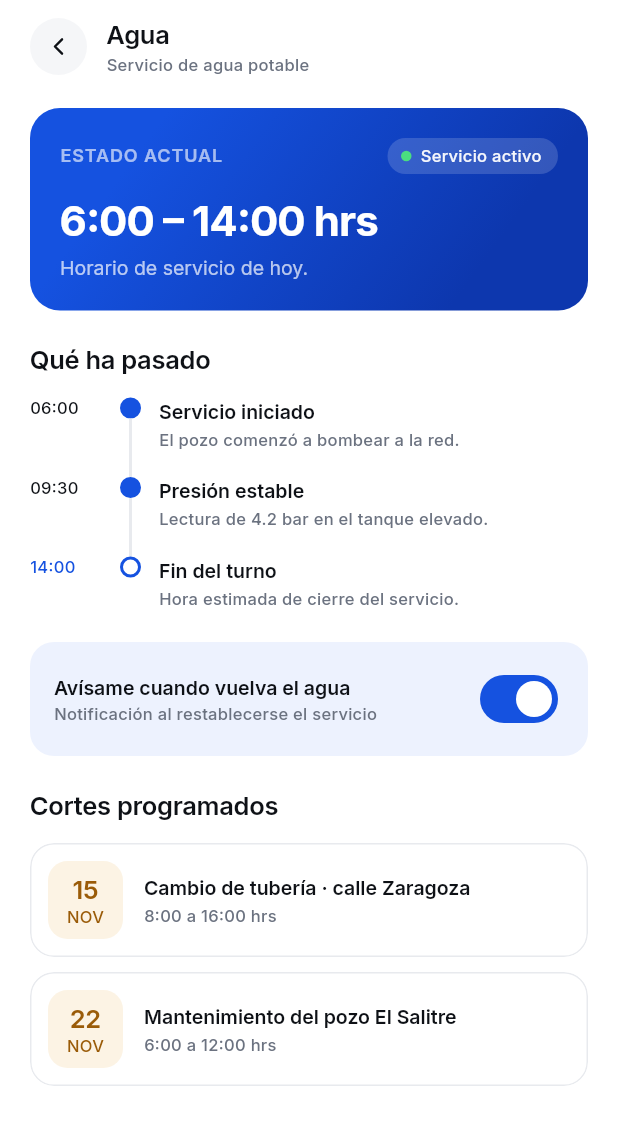
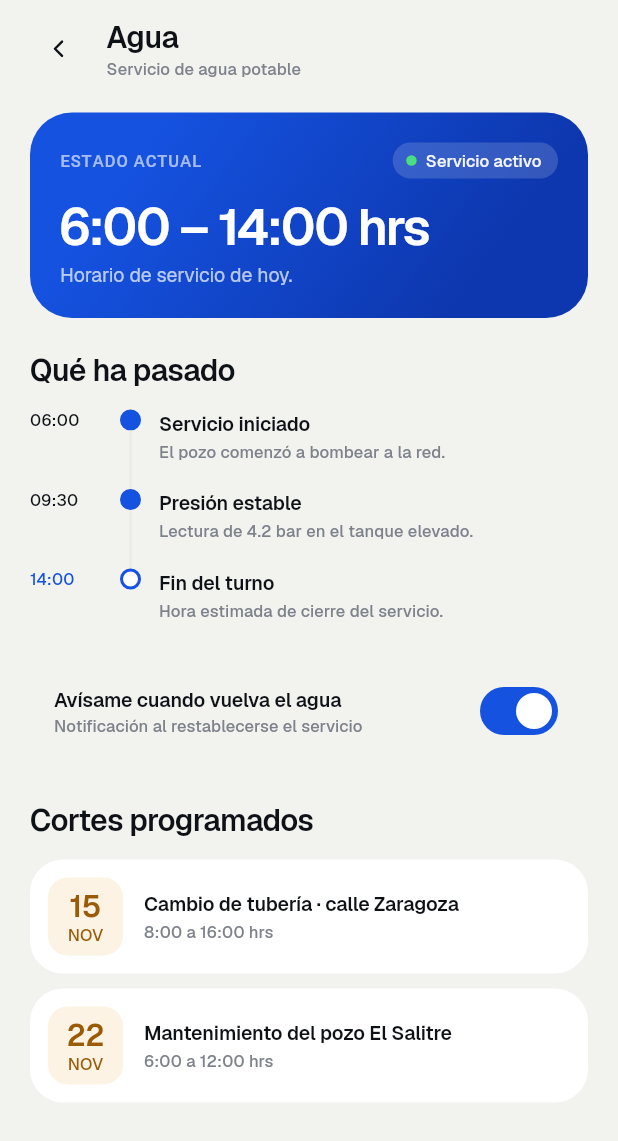
Before and after one commit to JustinM1770/miteocal-platform, a Flutter app: the ConchaPrincipal screen opened directly, after a tap on "AGUA POTABLE", on a phone screen of 412 x 824 dp. Shown: the top 1141 px of the screen. Run offline on Flutter 3.47's test engine with Material 3 defaults, Android fonts, the phone set to English and light mode, and no system bars; our stand-ins replace cloud_firestore, firebase_core, flutter_map, geolocator, google_fonts, image_picker and 6 more; missing offline and left inert: liquid_glass_widgets; accounts and stored records are empty; Roboto replaces fonts that are missing (Geist Mono).

Commit message:
feat(app): estilo bento minimal (fondo gris, Geist, íconos monocromo, tarjetas sin filete)

```diff
--- a/mobile_app/lib/nucleo/tema/colores.dart
+++ b/mobile_app/lib/nucleo/tema/colores.dart
@@ -14,21 +14,21 @@ class Colores {
   // Marca
   static const primary = Color(0xFF1552E0);
   static const primaryOscuro = Color(0xFF0B32A5);
-  static const soft = Color(0xFFEDF2FE);
+  static const soft = Color(0xFFF2F2EF);
 
   // Texto
   static const textoPrimario = Color(0xFF0E1116);
-  static const textoSecundario = Color(0xFF6B7280);
+  static const textoSecundario = Color(0xFF7D828B);
   static const textoInverso = Color(0xFFFFFFFF);
 
   // Fondos
   static const fondoTarjeta = Color(0xFFFFFFFF);
-  static const fondoPantalla = Color(0xFFFFFFFF);
-  static const fondoSutil = Color(0xFFF5F6F8);
+  static const fondoPantalla = Color(0xFFF2F2EF);
+  static const fondoSutil = Color(0xFFF2F2EF);
   static const fondoInverso = Color(0xFF0E1116);
 
   // Bordes
-  static const borde = Color(0xFFE8EAEE);
+  static const borde = Color(0xFFECECE8);
   static const bordePunteado = Color(0xFFC7CFD9);
   static const manija = Color(0xFFD1D6DE);
 
--- a/mobile_app/lib/nucleo/tema/medidas.dart
+++ b/mobile_app/lib/nucleo/tema/medidas.dart
@@ -7,11 +7,11 @@ class Medidas {
   static const paddingTarjeta = 16.0;
   static const separacionSeccion = 24.0;
 
-  static const radioBoton = 14.0;
-  static const radioLista = 12.0;
-  static const radioTarjeta = 16.0;
-  static const radioModulo = 18.0;
-  static const radioHero = 20.0;
+  static const radioBoton = 99.0;
+  static const radioLista = 16.0;
+  static const radioTarjeta = 22.0;
+  static const radioModulo = 22.0;
+  static const radioHero = 28.0;
 
   static const e4 = 4.0;
   static const e8 = 8.0;
--- a/mobile_app/lib/nucleo/tema/tema.dart
+++ b/mobile_app/lib/nucleo/tema/tema.dart
@@ -1,4 +1,5 @@
 import 'package:flutter/material.dart';
+import 'package:google_fonts/google_fonts.dart';
 import 'colores.dart';
 import 'tipografia.dart';
 
@@ -22,6 +23,7 @@ class TemaMiTeocal {
   }) {
     return ThemeData(
       useMaterial3: true,
+      fontFamily: GoogleFonts.geist().fontFamily,
       scaffoldBackgroundColor: Colores.fondoPantalla,
       colorScheme: ColorScheme.fromSeed(
         seedColor: primary,
@@ -45,8 +47,7 @@ class TemaMiTeocal {
         color: Colores.fondoTarjeta,
         elevation: 0,
         shape: RoundedRectangleBorder(
-          borderRadius: BorderRadius.circular(16),
-          side: const BorderSide(color: Colores.borde),
+          borderRadius: BorderRadius.circular(22),
         ),
       ),
     );
--- a/mobile_app/lib/nucleo/tema/tipografia.dart
+++ b/mobile_app/lib/nucleo/tema/tipografia.dart
@@ -2,22 +2,23 @@ import 'package:flutter/material.dart';
 import 'package:google_fonts/google_fonts.dart';
 import 'colores.dart';
 
-/// Escala tipografica del Figma. Familia Inter.
+/// Escala tipográfica (propuesta bento del Figma). Familia Geist; las
+/// etiquetas pequeñas en mayúsculas van en Geist Mono.
 ///
-/// TODO antes de publicar: empaquetar los .ttf de Inter en assets/ en vez de
+/// TODO antes de publicar: empaquetar los .ttf de Geist en assets/ en vez de
 /// que google_fonts los descargue en tiempo de ejecucion. En Teocaltiche hay
 /// gente con datos moviles lentos y la app no debe depender de una descarga
 /// para verse bien la primera vez.
 class Tipografia {
   const Tipografia._();
 
-  static TextStyle _inter(
+  static TextStyle _geist(
     double tam,
     double alto,
     FontWeight peso,
     double tracking, [
     Color color = Colores.textoPrimario,
-  ]) => GoogleFonts.inter(
+  ]) => GoogleFonts.geist(
     fontSize: tam,
     height: alto / tam,
     fontWeight: peso,
@@ -25,38 +26,43 @@ class Tipografia {
     color: color,
   );
 
-  /// Display — 28/34, 700, -0.6
-  static TextStyle get display => _inter(28, 34, FontWeight.w700, -0.6);
+  /// Display — 34/36, 600, -1.2
+  static TextStyle get display => _geist(34, 36, FontWeight.w600, -1.2);
 
-  /// Title — 22/28, 700, -0.4
-  static TextStyle get tituloPantalla => _inter(22, 28, FontWeight.w700, -0.4);
+  /// Title — 30/33, 600, -1.0
+  static TextStyle get tituloPantalla => _geist(30, 33, FontWeight.w600, -1.0);
 
-  /// Heading — 17/22, 600, -0.2
-  static TextStyle get titulo => _inter(17, 22, FontWeight.w600, -0.2);
+  /// Heading — 20/25, 600, -0.4
+  static TextStyle get titulo => _geist(20, 25, FontWeight.w600, -0.4);
 
-  /// Body Strong — 15/22, 500, -0.1
-  static TextStyle get cuerpo => _inter(15, 22, FontWeight.w500, -0.1);
+  /// Body Strong — 15/21, 500, -0.2
+  static TextStyle get cuerpo => _geist(15, 21, FontWeight.w500, -0.2);
 
-  /// Body — 15/22, 400, -0.1
-  static TextStyle get cuerpoNormal => _inter(15, 22, FontWeight.w400, -0.1);
+  /// Body — 15/21, 400, -0.2
+  static TextStyle get cuerpoNormal => _geist(15, 21, FontWeight.w400, -0.2);
 
   /// Caption — 13/18, 400
   static TextStyle get leyenda =>
-      _inter(13, 18, FontWeight.w400, 0, Colores.textoSecundario);
+      _geist(13, 18, FontWeight.w400, 0, Colores.textoSecundario);
 
   /// Caption Strong — 13/18, 600
-  static TextStyle get subtitulo => _inter(13, 18, FontWeight.w600, 0);
+  static TextStyle get subtitulo => _geist(13, 18, FontWeight.w600, -0.1);
 
-  /// Section Label — 12/16, 600, +0.6 (siempre en MAYUSCULAS)
-  static TextStyle get etiqueta =>
-      _inter(12, 16, FontWeight.w600, 0.6, Colores.textoSecundario);
+  /// Section Label — Geist Mono 11/14, 500, +0.6 (siempre en MAYÚSCULAS)
+  static TextStyle get etiqueta => GoogleFonts.geistMono(
+    fontSize: 11,
+    height: 14 / 11,
+    fontWeight: FontWeight.w500,
+    letterSpacing: 0.6,
+    color: Colores.textoSecundario,
+  );
 
-  /// Micro — 11/14, 500, +0.2
+  /// Micro — 11/14, 500, +0.1
   static TextStyle get micro =>
-      _inter(11, 14, FontWeight.w500, 0.2, Colores.textoSecundario);
+      _geist(11, 14, FontWeight.w500, 0.1, Colores.textoSecundario);
 
   /// Etiqueta de la barra de pestanas — 10.5, 500, +0.1
-  static TextStyle get pestana => GoogleFonts.inter(
+  static TextStyle get pestana => GoogleFonts.geist(
     fontSize: 10.5,
     fontWeight: FontWeight.w500,
     letterSpacing: 0.1,
--- a/mobile_app/lib/nucleo/widgets/campos.dart
+++ b/mobile_app/lib/nucleo/widgets/campos.dart
@@ -153,11 +153,11 @@ class CuadroIcono extends StatelessWidget {
   const CuadroIcono({
     super.key,
     required this.icono,
-    this.fondo = Colores.soft,
-    this.color,
+    this.fondo = Colores.fondoSutil,
+    this.color = Colores.textoPrimario,
     this.tam = 40,
-    this.tamIcono = 21,
-    this.radio = 13,
+    this.tamIcono = 20,
+    this.radio = 999,
   });
 
   final IconData icono;
--- a/mobile_app/lib/nucleo/widgets/comunes.dart
+++ b/mobile_app/lib/nucleo/widgets/comunes.dart
@@ -173,7 +173,6 @@ class FiltroChips extends StatelessWidget {
 
   @override
   Widget build(BuildContext context) {
-    final primary = Theme.of(context).colorScheme.primary;
     return SingleChildScrollView(
       scrollDirection: Axis.horizontal,
       padding: const EdgeInsets.symmetric(horizontal: Medidas.margenLateral),
@@ -193,7 +192,7 @@ class FiltroChips extends StatelessWidget {
                       vertical: 9,
                     ),
                     decoration: BoxDecoration(
-                      color: activa ? primary : Colores.fondoSutil,
+                      color: activa ? Colores.fondoInverso : Colores.fondoTarjeta,
                       borderRadius: BorderRadius.circular(999),
                     ),
                     child: Text(
@@ -243,13 +242,13 @@ class Pastilla extends StatelessWidget {
   }
 }
 
-/// Tarjeta blanca con filete gris.
+/// Tarjeta blanca sin filete sobre el fondo gris (estilo bento).
 class TarjetaBorde extends StatelessWidget {
   const TarjetaBorde({
     super.key,
     required this.child,
     this.relleno = const EdgeInsets.all(16),
-    this.radio = 16,
+    this.radio = 22,
     this.alTocar,
   });
 
@@ -265,7 +264,6 @@ class TarjetaBorde extends StatelessWidget {
       clipBehavior: Clip.antiAlias,
       shape: RoundedRectangleBorder(
         borderRadius: BorderRadius.circular(radio),
-        side: const BorderSide(color: Colores.borde),
       ),
       child: InkWell(
         onTap: alTocar,
--- a/mobile_app/lib/nucleo/widgets/shimmer_placeholders.dart
+++ b/mobile_app/lib/nucleo/widgets/shimmer_placeholders.dart
@@ -77,7 +77,6 @@ class ShimmerTarjeta extends StatelessWidget {
         decoration: BoxDecoration(
           color: Colors.white,
           borderRadius: BorderRadius.circular(Medidas.radioTarjeta),
-          border: Border.all(color: Colores.borde),
         ),
         child: Row(
           children: [
--- a/mobile_app/lib/pantallas/inicio/widgets/carrusel_noticias.dart
+++ b/mobile_app/lib/pantallas/inicio/widgets/carrusel_noticias.dart
@@ -3,21 +3,15 @@ import 'package:flutter/material.dart';
 import '../../../datos/modelos/noticia.dart';
 import '../../../nucleo/tema/tema.dart';
 
-/// Colores de portada y etiqueta por categoria (Figma: Obras, Salud, Cultura).
+/// Portada y etiqueta por categoría. Estilo monocromo: todas iguales, salvo
+/// seguridad y emergencias, que conservan el rojo porque avisan de un riesgo.
 (Color, Color) colorCategoria(String categoria) {
   switch (categoria.toLowerCase()) {
-    case 'salud':
-      return (const Color(0xFFE6F6EE), const Color(0xFF0B7A3E));
-    case 'cultura':
-    case 'feria':
-      return (const Color(0xFFF3EEFC), const Color(0xFF6B36C9));
     case 'seguridad':
     case 'emergencia':
       return (Colores.peligroSuave, Colores.peligro);
-    case 'agua':
-      return (const Color(0xFFE8F4FD), const Color(0xFF1B6FB5));
     default:
-      return (Colores.soft, Colores.primary);
+      return (const Color(0xFFE6E6E2), Colores.textoSecundario);
   }
 }
 
@@ -140,7 +134,6 @@ class _TarjetaNoticia extends StatelessWidget {
       decoration: BoxDecoration(
         color: Colores.fondoTarjeta,
         borderRadius: BorderRadius.circular(Medidas.radioTarjeta),
-        border: Border.all(color: Colores.borde),
       ),
       child: Column(
         crossAxisAlignment: CrossAxisAlignment.start,
--- a/mobile_app/lib/pantallas/inicio/widgets/hero_agua.dart
+++ b/mobile_app/lib/pantallas/inicio/widgets/hero_agua.dart
@@ -52,21 +52,7 @@ class HeroAgua extends StatelessWidget {
       padding: const EdgeInsets.all(20),
       decoration: BoxDecoration(
         borderRadius: BorderRadius.circular(Medidas.radioHero),
-        color: e.activo
-            ? null
-            : e.sinDato
-            ? Colores.textoSecundario
-            : Colores.fondoInverso,
-        gradient: e.activo
-            ? LinearGradient(
-                begin: const Alignment(-0.6, -1),
-                end: const Alignment(0.6, 1),
-                colors: [
-                  color,
-                  Color.lerp(color, Colores.primaryOscuro, 0.85)!,
-                ],
-              )
-            : null,
+        color: e.sinDato ? Colores.textoSecundario : Colores.fondoInverso,
       ),
       child: Column(
         crossAxisAlignment: CrossAxisAlignment.start,
--- a/mobile_app/lib/pantallas/inicio_pagina.dart
+++ b/mobile_app/lib/pantallas/inicio_pagina.dart
@@ -267,13 +267,13 @@ class _Encabezado extends StatelessWidget {
               width: 42,
               height: 42,
               decoration: const BoxDecoration(
-                color: Colores.fondoSutil,
+                color: Colores.fondoTarjeta,
                 shape: BoxShape.circle,
               ),
-              child: Icon(
+              child: const Icon(
                 LucideIcons.landmark,
                 size: 20,
-                color: Theme.of(context).colorScheme.primary,
+                color: Colores.textoPrimario,
               ),
             ),
           ),
@@ -283,7 +283,7 @@ class _Encabezado extends StatelessWidget {
             width: 42,
             height: 42,
             decoration: const BoxDecoration(
-              color: Colores.fondoSutil,
+              color: Colores.fondoTarjeta,
               shape: BoxShape.circle,
             ),
             child: const Icon(
@@ -319,7 +319,8 @@ class _TituloSeccion extends StatelessWidget {
               child: Text(
                 accion!,
                 style: Tipografia.subtitulo.copyWith(
-                  color: Theme.of(context).colorScheme.primary,
+                  color: Colores.textoSecundario,
+                  fontWeight: FontWeight.w500,
                 ),
               ),
             ),
@@ -338,7 +339,6 @@ class _Modulos extends StatelessWidget {
 
   @override
   Widget build(BuildContext context) {
-    final primary = Theme.of(context).colorScheme.primary;
     return Padding(
       padding: const EdgeInsets.symmetric(horizontal: Medidas.margenLateral),
       child: LayoutBuilder(
@@ -355,7 +355,6 @@ class _Modulos extends StatelessWidget {
                     color: Colores.fondoTarjeta,
                     shape: RoundedRectangleBorder(
                       borderRadius: BorderRadius.circular(Medidas.radioTarjeta),
-                      side: const BorderSide(color: Colores.borde),
                     ),
                     child: InkWell(
                       borderRadius: BorderRadius.circular(Medidas.radioTarjeta),
@@ -370,11 +369,15 @@ class _Modulos extends StatelessWidget {
                             Container(
                               width: 40,
                               height: 40,
-                              decoration: BoxDecoration(
-                                color: Colores.soft,
-                                borderRadius: BorderRadius.circular(13),
+                              decoration: const BoxDecoration(
+                                color: Colores.fondoSutil,
+                                shape: BoxShape.circle,
                               ),
-                              child: Icon(m.icono, size: 20, color: primary),
+                              child: Icon(
+                                m.icono,
+                                size: 19,
+                                color: Colores.textoPrimario,
+                              ),
                             ),
                             const SizedBox(height: 9),
                             Text(
@@ -430,9 +433,13 @@ class _AccesosDirectos extends StatelessWidget {
       (LucideIcons.siren, 'Emergencias', () => pestanas.ir(Pestanas.servicios)),
     ];
 
-    Widget acceso((IconData, String, VoidCallback) a) => Expanded(
+    final primary = Theme.of(context).colorScheme.primary;
+    Widget acceso((IconData, String, VoidCallback) a) {
+      final destacado = identical(a, accesos.first);
+      final tinta = destacado ? Colores.textoInverso : Colores.textoPrimario;
+      return Expanded(
         child: Material(
-        color: Colores.fondoSutil,
+          color: destacado ? primary : Colores.fondoTarjeta,
           borderRadius: BorderRadius.circular(Medidas.radioTarjeta),
           child: InkWell(
             borderRadius: BorderRadius.circular(Medidas.radioTarjeta),
@@ -442,19 +449,47 @@ class _AccesosDirectos extends StatelessWidget {
               child: Column(
                 crossAxisAlignment: CrossAxisAlignment.start,
                 children: [
+                  Row(
+                    children: [
+                      Container(
+                        width: 36,
+                        height: 36,
+                        decoration: BoxDecoration(
+                          color: destacado
+                              ? Colores.fondoTarjeta
+                              : Colores.fondoSutil,
+                          shape: BoxShape.circle,
+                        ),
+                        child: Icon(
+                          a.$1,
+                          size: 18,
+                          color: destacado ? primary : Colores.textoPrimario,
+                        ),
+                      ),
+                      const Spacer(),
                       Icon(
-                  a.$1,
-                  size: 22,
-                  color: Theme.of(context).colorScheme.primary,
+                        LucideIcons.arrowUpRight,
+                        size: 16,
+                        color: destacado ? tinta : Colores.textoSecundario,
                       ),
-                const SizedBox(height: 12),
-                Text(a.$2, style: Tipografia.subtitulo),
+                    ],
+                  ),
+                  const SizedBox(height: 22),
+                  Text(
+                    a.$2,
+                    style: Tipografia.cuerpo.copyWith(
+                      color: tinta,
+                      fontWeight: FontWeight.w600,
+                      fontSize: 16,
+                    ),
+                  ),
                 ],
               ),
             ),
           ),
         ),
       );
+    }
 
     return Padding(
       padding: const EdgeInsets.symmetric(horizontal: Medidas.margenLateral),
--- a/mobile_app/lib/pantallas/servicios/reporte_ciudadano.dart
+++ b/mobile_app/lib/pantallas/servicios/reporte_ciudadano.dart
@@ -176,7 +176,6 @@ class ReporteCiudadanoState extends State<ReporteCiudadano> {
       decoration: BoxDecoration(
         color: Colores.fondoTarjeta,
         borderRadius: BorderRadius.circular(Medidas.radioModulo),
-        border: Border.all(color: Colores.borde),
       ),
       child: Column(
         crossAxisAlignment: CrossAxisAlignment.start,
--- a/mobile_app/lib/pantallas/servicios_pagina.dart
+++ b/mobile_app/lib/pantallas/servicios_pagina.dart
@@ -289,7 +289,7 @@ class _Servicio extends StatelessWidget {
   @override
   Widget build(BuildContext context) {
     return Material(
-      color: Colores.fondoSutil,
+      color: Colores.fondoTarjeta,
       borderRadius: BorderRadius.circular(Medidas.radioModulo),
       child: InkWell(
         borderRadius: BorderRadius.circular(Medidas.radioModulo),
@@ -299,7 +299,7 @@ class _Servicio extends StatelessWidget {
           child: Column(
             crossAxisAlignment: CrossAxisAlignment.start,
             children: [
-              CuadroIcono(icono: icono, fondo: Colores.fondoTarjeta),
+              CuadroIcono(icono: icono),
               const SizedBox(height: 11),
               Text(titulo, style: Tipografia.subtitulo),
               const SizedBox(height: 3),
@@ -407,10 +407,7 @@ class _Contacto extends StatelessWidget {
   final VoidCallback alTocar;
 
   static const _estilos = [
-    (Colores.soft, Colores.primary),
-    (Colores.peligroSuave, Colores.peligro),
-    (Colores.avisoSuave, Colores.aviso),
-    (Colores.exitoSuave, Colores.exito),
+    (Colores.fondoSutil, Colores.textoPrimario),
   ];
 
   @override
@@ -420,7 +417,6 @@ class _Contacto extends StatelessWidget {
       color: Colores.fondoTarjeta,
       shape: RoundedRectangleBorder(
         borderRadius: BorderRadius.circular(Medidas.radioTarjeta),
-        side: const BorderSide(color: Colores.borde),
       ),
       child: InkWell(
         borderRadius: BorderRadius.circular(Medidas.radioTarjeta),
```
Lines whose indentation alone changed are shown as unchanged.
